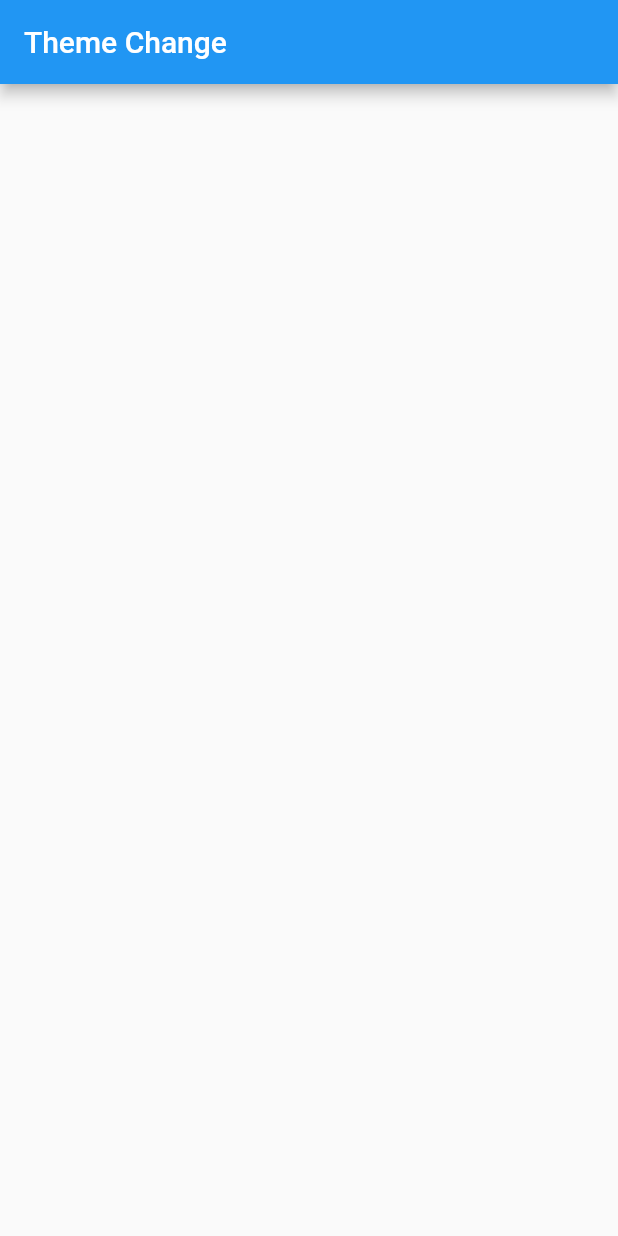
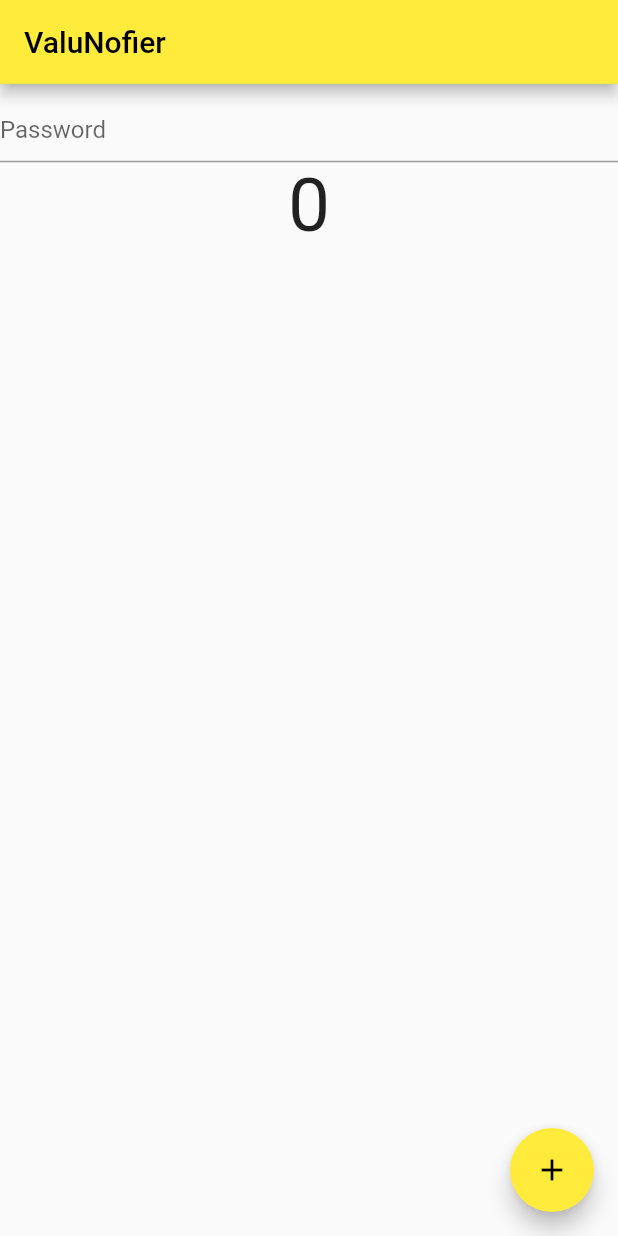
Before and after one commit to Rohitkumar1998/Privder, a Flutter app: the screen it shows after launch, on a phone screen of 412 x 824 dp. Run offline on Flutter 3.47's test engine with Material 2 defaults, Android fonts, the phone set to English and light mode, and no system bars.

Commit message:
provider

```diff
--- a/lib/main.dart
+++ b/lib/main.dart
@@ -3,10 +3,13 @@ import 'package:app/Screen/whyProvider.dart';
 import 'package:app/provider/count_provider.dart';
 import 'package:app/provider/darkThemProvider.dart';
 import 'package:app/provider/favourite_provider.dart';
+import 'package:app/provider/login.dart';
 import 'package:app/view/count_example.dart';
 import 'package:app/view/dark_theme.dart';
 import 'package:app/view/example_two_provider.dart';
 import 'package:app/view/faverouti/faveScreen.dart';
+import 'package:app/view/lgin_provider.dart';
+import 'package:app/view/stateless.dart';
 import 'package:flutter/material.dart';
 import 'package:app/Screen/homeScreen.dart';
 import 'package:provider/provider.dart';
@@ -27,22 +30,35 @@ class MyApp extends StatelessWidget {
         ChangeNotifierProvider(
           create: (_) => FavoriteProvider(),
         ),
-        ChangeNotifierProvider(create: (_) => DarkThemeProvider())
+        ChangeNotifierProvider(create: (_) => DarkThemeProvider()),
+        ChangeNotifierProvider(create: (_) => LogProvider())
       ],
 
       //  ExapleTwo(),
-      child: MaterialApp(
+      child: Builder(builder: (BuildContext context) {
+        final themChanger = Provider.of<DarkThemeProvider>(context);
+        return MaterialApp(
             title: 'Flutter Demo',
+            themeMode: Provider.of<DarkThemeProvider>(context).themeMode,
             theme: ThemeData(
-            primarySwatch: Colors.blue,
+              brightness: Brightness.light,
+              primarySwatch: Colors.yellow,
             ),
-          home: DarkTheme()
+            darkTheme: ThemeData(
+                brightness: Brightness.dark,
+                primarySwatch: Colors.red,
+                primaryColor: Colors.yellow),
+            home:
+                // LoginProviderScreen()
+                StatesstoStatefull()
+            //  DarkTheme()
             // FavouriteScreen()
             // ExampleTwoProvider()
             // CountExampleProvider()
             // WhyProviderScreen()
             // StateFullScreen()
-          ),
+            );
+      }),
     );
   }
 }
--- a/lib/provider/darkThemProvider.dart
+++ b/lib/provider/darkThemProvider.dart
@@ -1,3 +1,10 @@
 import 'package:flutter/material.dart';
 
-class DarkThemeProvider with ChangeNotifier {}
+class DarkThemeProvider with ChangeNotifier {
+  var _themeMode = ThemeMode.light;
+  ThemeMode get themeMode => _themeMode;
+  void setTheme(themeMode) {
+    _themeMode = themeMode;
+    notifyListeners();
+  }
+}
--- /dev/null
+++ b/lib/provider/login.dart
@@ -0,0 +1,29 @@
+import 'package:flutter/material.dart';
+import 'package:http/http.dart';
+
+class LogProvider with ChangeNotifier {
+  bool _loading = false;
+  bool get loadind => _loading;
+  void setLoadin(bool value) {
+    _loading = value;
+    notifyListeners();
+  }
+
+  void login(String email, String password) async {
+    setLoadin(true);
+    try {
+      Response response = await post(Uri.parse('https://reqres.in/api/login'),
+          body: {'email': email, 'password': password});
+      if (response.statusCode == 200) {
+        print('succcesfull');
+        setLoadin(false);
+      } else {
+        setLoadin(false);
+        print('Try Again');
+      }
+    } catch (e) {
+      setLoadin(false);
+      print(e.toString);
+    }
+  }
+}
--- /dev/null
+++ b/lib/view/stateless.dart
@@ -0,0 +1,55 @@
+import 'package:flutter/material.dart';
+import 'package:flutter/src/widgets/framework.dart';
+import 'package:flutter/src/widgets/placeholder.dart';
+import 'package:provider/provider.dart';
+
+class StatesstoStatefull extends StatelessWidget {
+  StatesstoStatefull({super.key});
+  ValueNotifier<int> _counter = ValueNotifier<int>(0);
+  ValueNotifier<bool> toggle = ValueNotifier<bool>(true);
+
+  @override
+  Widget build(BuildContext context) {
+    return Scaffold(
+      appBar: AppBar(title: Text('ValuNofier')),
+      body: Column(
+        children: [
+          ValueListenableBuilder(
+              valueListenable: toggle,
+              builder: (context, value, child) {
+                return TextFormField(
+                  obscureText: toggle.value,
+                  decoration: InputDecoration(
+                    hintText: 'Password',
+                    suffix: InkWell(
+                        onTap: () {
+                          toggle.value = !toggle.value;
+                        },
+                        child: Icon(toggle.value
+                            ? Icons.visibility
+                            : Icons.visibility_off)),
+                  ),
+                );
+              }),
+          Center(
+              child: ValueListenableBuilder(
+            valueListenable: _counter,
+            builder: (context, value, child) {
+              return Text(
+                _counter.value.toString(),
+                style: TextStyle(fontSize: 50),
+              );
+            },
+          )),
+        ],
+      ),
+      floatingActionButton: FloatingActionButton(
+        onPressed: () {
+          _counter.value++;
+          print(_counter.value.toString());
+        },
+        child: Icon(Icons.add),
+      ),
+    );
+  }
+}
--- a/pubspec.yaml
+++ b/pubspec.yaml
@@ -36,6 +36,8 @@ dependencies:
   # Use with the CupertinoIcons class for iOS style icons.
   cupertino_icons: ^1.0.2
   provider: ^6.0.5
+  http: ^0.13.6
+
 
 dev_dependencies:
   flutter_test:
```
Also changed, not shown: lib/view/dark_theme.dart (+20 -1 lines), lib/view/lgin_provider.dart (added, +57 -0 lines), pubspec.lock. Lines whose indentation alone changed are shown as unchanged.
